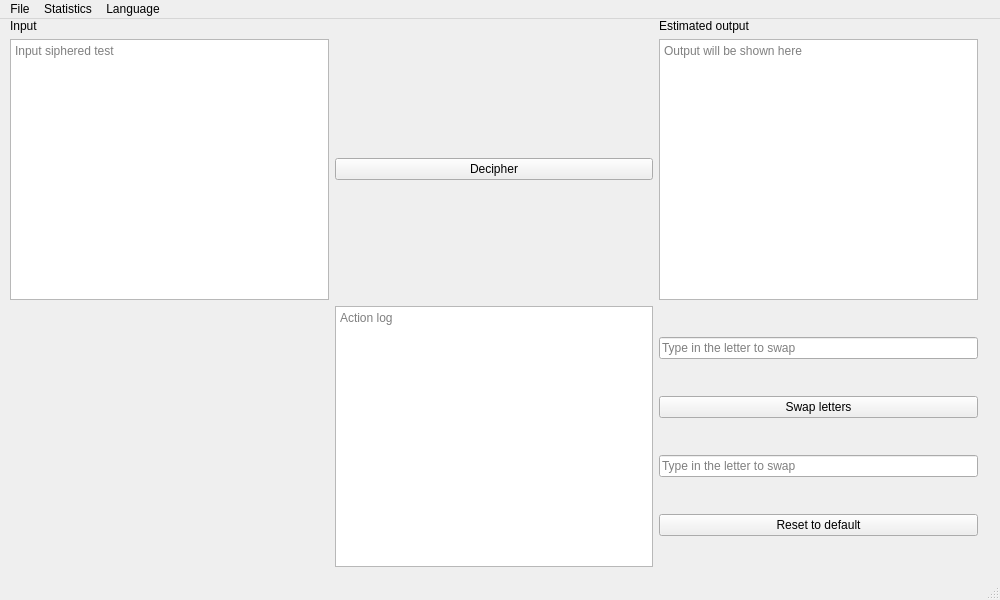
Qt form mainwindow.ui (wiktoreq/project) before a commit.
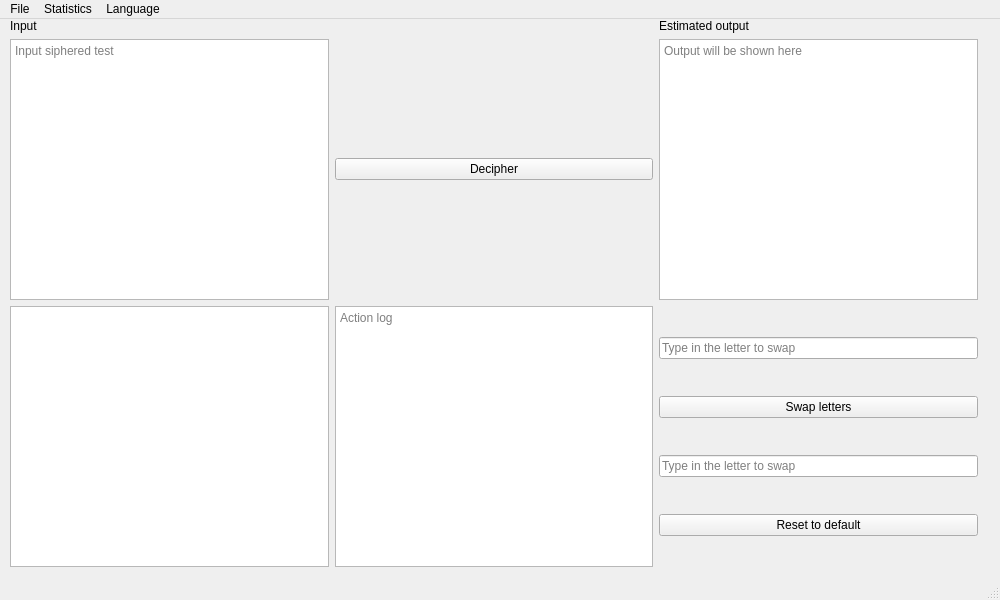
The same form after that commit. Icons and pictures are not drawn.

The edit to the form file:
```diff
--- a/mainwindow.ui
+++ b/mainwindow.ui
@@ -114,8 +114,11 @@
       </layout>
      </item>
      <item row="2" column="0">
-      <widget class="QLabel" name="currentLanguage">
-       <property name="text">
+      <widget class="QTextBrowser" name="readme">
+       <property name="lineWrapColumnOrWidth">
+        <number>0</number>
+       </property>
+       <property name="placeholderText">
         <string/>
        </property>
       </widget>
```
Left out of the diff: 101 changed lines with no effect on the pictures.
